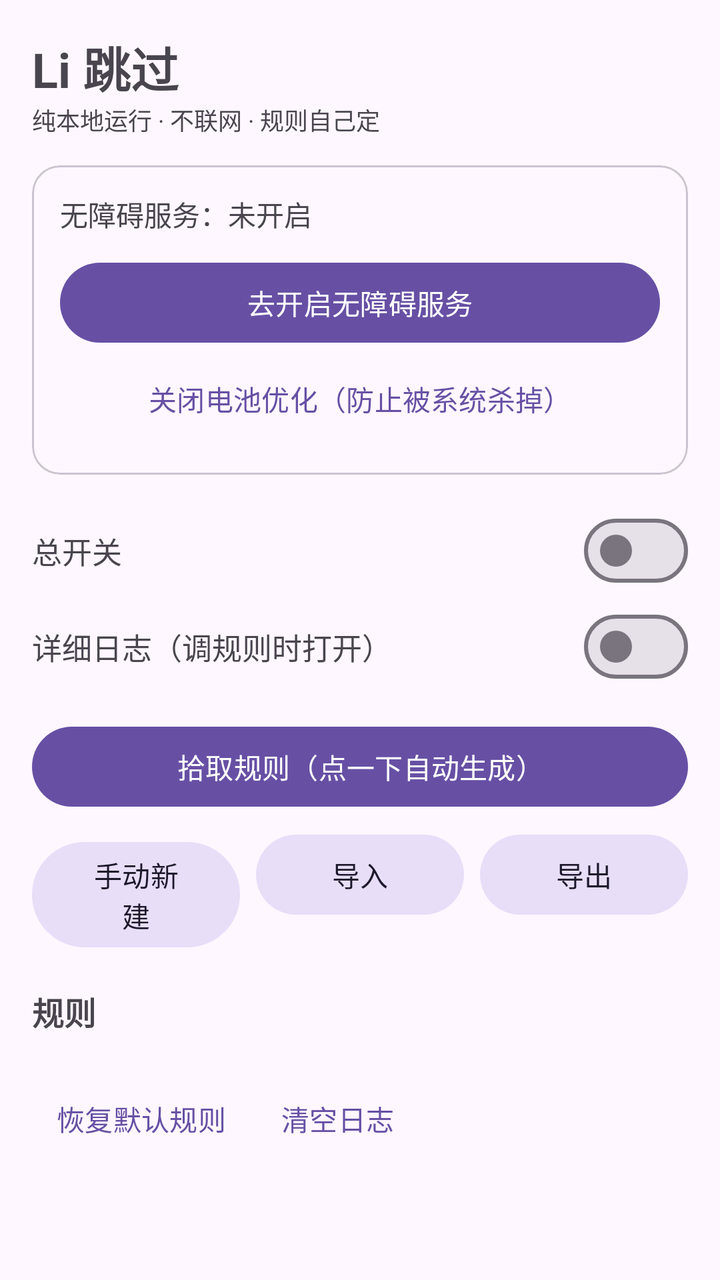
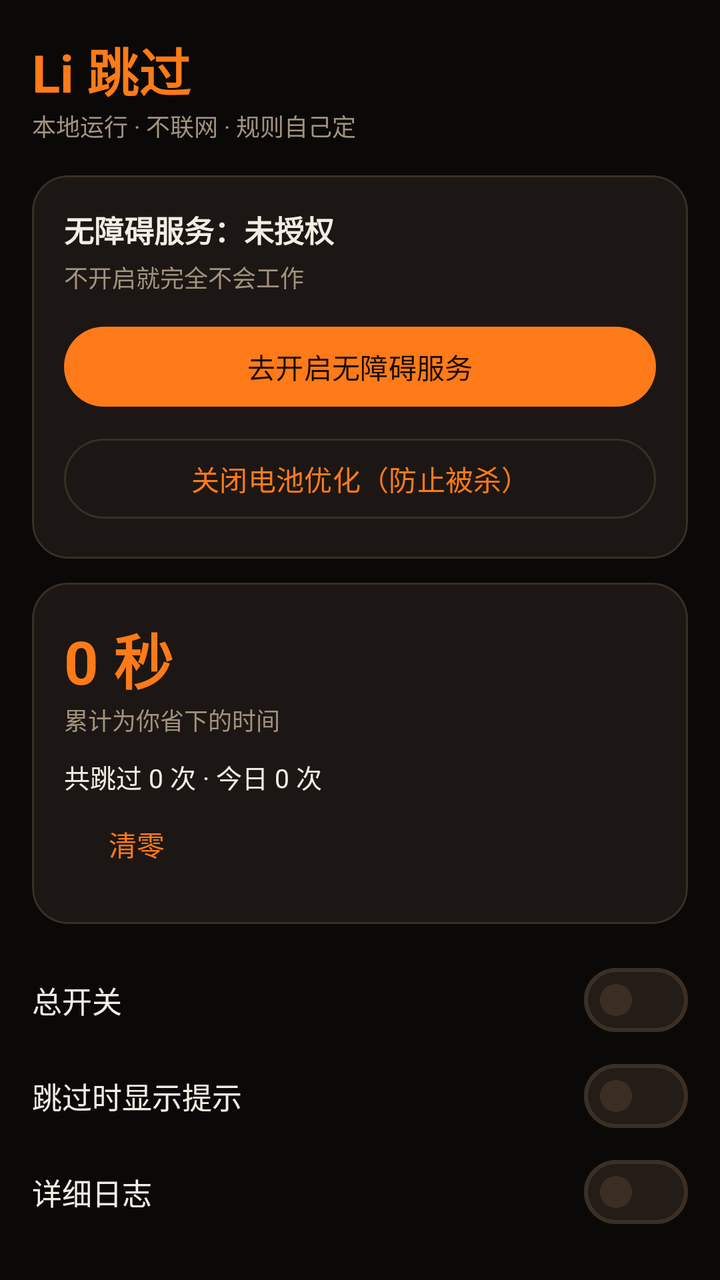

Two renders of the same Android screen: before a commit and after it. Below are the layout's source before the change and the commit's diff.
<!-- AndroidManifest.xml: application theme Theme.AdSkipper -->
<!-- res/layout/activity_main.xml -->
<?xml version="1.0" encoding="utf-8"?>
<ScrollView xmlns:android="http://schemas.android.com/apk/res/android"
    xmlns:app="http://schemas.android.com/apk/res-auto"
    android:layout_width="match_parent"
    android:layout_height="match_parent"
    android:fillViewport="true"
    android:scrollbars="none">

    <LinearLayout
        android:layout_width="match_parent"
        android:layout_height="wrap_content"
        android:orientation="vertical"
        android:padding="16dp">

        <TextView
            android:layout_width="wrap_content"
            android:layout_height="wrap_content"
            android:text="Li 跳过"
            android:textSize="24sp"
            android:textStyle="bold" />

        <TextView
            android:layout_width="wrap_content"
            android:layout_height="wrap_content"
            android:layout_marginBottom="14dp"
            android:text="纯本地运行 · 不联网 · 规则自己定"
            android:textSize="12sp" />

        <com.google.android.material.card.MaterialCardView
            android:layout_width="match_parent"
            android:layout_height="wrap_content"
            app:cardCornerRadius="14dp"
            app:cardElevation="0dp">

            <LinearLayout
                android:layout_width="match_parent"
                android:layout_height="wrap_content"
                android:orientation="vertical"
                android:padding="14dp">

                <TextView
                    android:id="@+id/statusText"
                    android:layout_width="match_parent"
                    android:layout_height="wrap_content"
                    android:text="无障碍服务：未开启"
                    android:textSize="14sp" />

                <com.google.android.material.button.MaterialButton
                    android:id="@+id/btnOpenService"
                    android:layout_width="match_parent"
                    android:layout_height="wrap_content"
                    android:layout_marginTop="10dp"
                    android:text="去开启无障碍服务" />

                <com.google.android.material.button.MaterialButton
                    android:id="@+id/btnBattery"
                    style="@style/Widget.Material3.Button.TextButton"
                    android:layout_width="match_parent"
                    android:layout_height="wrap_content"
                    android:text="关闭电池优化（防止被系统杀掉）" />
            </LinearLayout>
        </com.google.android.material.card.MaterialCardView>

        <LinearLayout
            android:layout_width="match_parent"
            android:layout_height="wrap_content"
            android:layout_marginTop="14dp"
            android:gravity="center_vertical"
            android:orientation="horizontal">

            <TextView
                android:layout_width="0dp"
                android:layout_height="wrap_content"
                android:layout_weight="1"
                android:text="总开关"
                android:textSize="15sp" />

            <com.google.android.material.materialswitch.MaterialSwitch
                android:id="@+id/swGlobal"
                android:layout_width="wrap_content"
                android:layout_height="wrap_content" />
        </LinearLayout>

        <LinearLayout
            android:layout_width="match_parent"
            android:layout_height="wrap_content"
            android:gravity="center_vertical"
            android:orientation="horizontal">

            <TextView
                android:layout_width="0dp"
                android:layout_height="wrap_content"
                android:layout_weight="1"
                android:text="详细日志（调规则时打开）"
                android:textSize="15sp" />

            <com.google.android.material.materialswitch.MaterialSwitch
                android:id="@+id/swVerbose"
                android:layout_width="wrap_content"
                android:layout_height="wrap_content" />
        </LinearLayout>

        <com.google.android.material.button.MaterialButton
            android:id="@+id/btnPick"
            android:layout_width="match_parent"
            android:layout_height="wrap_content"
            android:layout_marginTop="12dp"
            android:text="拾取规则（点一下自动生成）" />

        <LinearLayout
            android:layout_width="match_parent"
            android:layout_height="wrap_content"
            android:layout_marginTop="6dp"
            android:orientation="horizontal">

            <com.google.android.material.button.MaterialButton
                android:id="@+id/btnNew"
                style="@style/Widget.Material3.Button.TonalButton"
                android:layout_width="0dp"
                android:layout_height="wrap_content"
                android:layout_weight="1"
                android:text="手动新建" />

            <com.google.android.material.button.MaterialButton
                android:id="@+id/btnImport"
                style="@style/Widget.Material3.Button.TonalButton"
                android:layout_width="0dp"
                android:layout_height="wrap_content"
                android:layout_marginStart="8dp"
                android:layout_weight="1"
                android:text="导入" />

            <com.google.android.material.button.MaterialButton
                android:id="@+id/btnExport"
                style="@style/Widget.Material3.Button.TonalButton"
                android:layout_width="0dp"
                android:layout_height="wrap_content"
                android:layout_marginStart="8dp"
                android:layout_weight="1"
                android:text="导出" />
        </LinearLayout>

        <TextView
            android:id="@+id/rulesHeader"
            android:layout_width="match_parent"
            android:layout_height="wrap_content"
            android:layout_marginTop="20dp"
            android:layout_marginBottom="8dp"
            android:text="规则"
            android:textSize="16sp"
            android:textStyle="bold" />

        <LinearLayout
            android:id="@+id/rulesContainer"
            android:layout_width="match_parent"
            android:layout_height="wrap_content"
            android:orientation="vertical" />

        <LinearLayout
            android:layout_width="match_parent"
            android:layout_height="wrap_content"
            android:layout_marginTop="10dp"
            android:orientation="horizontal">

            <com.google.android.material.button.MaterialButton
                android:id="@+id/btnReset"
                style="@style/Widget.Material3.Button.TextButton"
                android:layout_width="wrap_content"
                android:layout_height="wrap_content"
                android:text="恢复默认规则" />

            <com.google.android.material.button.MaterialButton
                android:id="@+id/btnClearLog"
                style="@style/Widget.Material3.Button.TextButton"
                android:layout_width="wrap_content"
                android:layout_height="wrap_content"
                android:text="清空日志" />
        </LinearLayout>

        <TextView
            android:id="@+id/logText"
            android:layout_width="match_parent"
            android:layout_height="wrap_content"
            android:layout_marginTop="4dp"
            android:fontFamily="monospace"
            android:lineSpacingExtra="2dp"
            android:text=""
            android:textIsSelectable="true"
            android:textSize="10sp" />
    </LinearLayout>
</ScrollView>
<!-- resources referenced by this layout -->
<resources>
  <style name="Theme.AdSkipper" parent="Theme.Material3.DayNight.NoActionBar">
          <item name="android:statusBarColor">@android:color/transparent</item>
          <item name="android:navigationBarColor">@android:color/transparent</item>
      </style>
</resources>

<!-- the commit's change to res/layout/activity_main.xml (unified diff, before → after) -->
@@ -16,51 +16,114 @@
             android:layout_width="wrap_content"
             android:layout_height="wrap_content"
             android:text="Li 跳过"
-            android:textSize="24sp"
+            android:textColor="@color/primary"
+            android:textSize="26sp"
             android:textStyle="bold" />
 
         <TextView
             android:layout_width="wrap_content"
             android:layout_height="wrap_content"
-            android:layout_marginBottom="14dp"
-            android:text="纯本地运行 · 不联网 · 规则自己定"
+            android:layout_marginBottom="16dp"
+            android:text="本地运行 · 不联网 · 规则自己定"
+            android:textColor="@color/text_dim"
             android:textSize="12sp" />
 
+        
         <com.google.android.material.card.MaterialCardView
-            android:layout_width="match_parent"
-            android:layout_height="wrap_content"
-            app:cardCornerRadius="14dp"
-            app:cardElevation="0dp">
+            style="@style/Card"
+            android:layout_width="match_parent"
+            android:layout_height="wrap_content">
 
             <LinearLayout
                 android:layout_width="match_parent"
                 android:layout_height="wrap_content"
                 android:orientation="vertical"
-                android:padding="14dp">
+                android:padding="16dp">
 
                 <TextView
                     android:id="@+id/statusText"
                     android:layout_width="match_parent"
                     android:layout_height="wrap_content"
-                    android:text="无障碍服务：未开启"
-                    android:textSize="14sp" />
+                    android:text="无障碍服务：未授权"
+                    android:textColor="@color/text"
+                    android:textSize="15sp"
+                    android:textStyle="bold" />
+
+                <TextView
+                    android:id="@+id/statusSub"
+                    android:layout_width="match_parent"
+                    android:layout_height="wrap_content"
+                    android:layout_marginTop="4dp"
+                    android:text="不开启就完全不会工作"
+                    android:textColor="@color/text_dim"
+                    android:textSize="12sp" />
 
                 <com.google.android.material.button.MaterialButton
                     android:id="@+id/btnOpenService"
                     android:layout_width="match_parent"
                     android:layout_height="wrap_content"
-                    android:layout_marginTop="10dp"
+                    android:layout_marginTop="12dp"
                     android:text="去开启无障碍服务" />
 
                 <com.google.android.material.button.MaterialButton
                     android:id="@+id/btnBattery"
-                    style="@style/Widget.Material3.Button.TextButton"
-                    android:layout_width="match_parent"
-                    android:layout_height="wrap_content"
-                    android:text="关闭电池优化（防止被系统杀掉）" />
+                    style="@style/Widget.Material3.Button.OutlinedButton"
+                    android:layout_width="match_parent"
+                    android:layout_height="wrap_content"
+                    android:layout_marginTop="8dp"
+                    android:text="关闭电池优化（防止被杀）" />
             </LinearLayout>
         </com.google.android.material.card.MaterialCardView>
 
+        
+        <com.google.android.material.card.MaterialCardView
+            style="@style/Card"
+            android:layout_width="match_parent"
+            android:layout_height="wrap_content"
+            android:layout_marginTop="12dp">
+
+            <LinearLayout
+                android:layout_width="match_parent"
+                android:layout_height="wrap_content"
+                android:orientation="vertical"
+                android:padding="16dp">
+
+                <TextView
+                    android:id="@+id/statsSaved"
+                    android:layout_width="match_parent"
+                    android:layout_height="wrap_content"
+                    android:text="0 秒"
+                    android:textColor="@color/primary"
+                    android:textSize="30sp"
+                    android:textStyle="bold" />
+
+                <TextView
+                    android:layout_width="match_parent"
+                    android:layout_height="wrap_content"
+                    android:text="累计为你省下的时间"
+                    android:textColor="@color/text_dim"
+                    android:textSize="12sp" />
+
+                <TextView
+                    android:id="@+id/statsDetail"
+                    android:layout_width="match_parent"
+                    android:layout_height="wrap_content"
+                    android:layout_marginTop="10dp"
+                    android:text="共跳过 0 次 · 今日 0 次"
+                    android:textColor="@color/text"
+                    android:textSize="13sp" />
+
+                <com.google.android.material.button.MaterialButton
+                    android:id="@+id/btnResetStats"
+                    style="@style/Widget.Material3.Button.TextButton"
+                    android:layout_width="wrap_content"
+                    android:layout_height="wrap_content"
+                    android:layout_marginStart="-8dp"
+                    android:text="清零" />
+            </LinearLayout>
+        </com.google.android.material.card.MaterialCardView>
+
+        
         <LinearLayout
             android:layout_width="match_parent"
             android:layout_height="wrap_content"
@@ -73,6 +136,7 @@
                 android:layout_height="wrap_content"
                 android:layout_weight="1"
                 android:text="总开关"
+                android:textColor="@color/text"
                 android:textSize="15sp" />
 
             <com.google.android.material.materialswitch.MaterialSwitch
@@ -91,7 +155,28 @@
                 android:layout_width="0dp"
                 android:layout_height="wrap_content"
                 android:layout_weight="1"
-                android:text="详细日志（调规则时打开）"
+                android:text="跳过时显示提示"
+                android:textColor="@color/text"
+                android:textSize="15sp" />
+
+            <com.google.android.material.materialswitch.MaterialSwitch
+                android:id="@+id/swToast"
+                android:layout_width="wrap_content"
+                android:layout_height="wrap_content" />
+        </LinearLayout>
+
+        <LinearLayout
+            android:layout_width="match_parent"
+            android:layout_height="wrap_content"
+            android:gravity="center_vertical"
+            android:orientation="horizontal">
+
+            <TextView
+                android:layout_width="0dp"
+                android:layout_height="wrap_content"
+                android:layout_weight="1"
+                android:text="详细日志"
+                android:textColor="@color/text"
                 android:textSize="15sp" />
 
             <com.google.android.material.materialswitch.MaterialSwitch
@@ -104,7 +189,7 @@
             android:id="@+id/btnPick"
             android:layout_width="match_parent"
             android:layout_height="wrap_content"
-            android:layout_marginTop="12dp"
+            android:layout_marginTop="16dp"
             android:text="拾取规则（点一下自动生成）" />
 
         <LinearLayout
@@ -119,11 +204,11 @@
                 android:layout_width="0dp"
                 android:layout_height="wrap_content"
                 android:layout_weight="1"
-                android:text="手动新建" />
+                android:text="新建规则" />
 
             <com.google.android.material.button.MaterialButton
                 android:id="@+id/btnImport"
-                style="@style/Widget.Material3.Button.TonalButton"
+                style="@style/Widget.Material3.Button.OutlinedButton"
                 android:layout_width="0dp"
                 android:layout_height="wrap_content"
                 android:layout_marginStart="8dp"
@@ -132,7 +217,7 @@
 
             <com.google.android.material.button.MaterialButton
                 android:id="@+id/btnExport"
-                style="@style/Widget.Material3.Button.TonalButton"
+                style="@style/Widget.Material3.Button.OutlinedButton"
                 android:layout_width="0dp"
                 android:layout_height="wrap_content"
                 android:layout_marginStart="8dp"
@@ -144,10 +229,11 @@
             android:id="@+id/rulesHeader"
             android:layout_width="match_parent"
             android:layout_height="wrap_content"
-            android:layout_marginTop="20dp"
+            android:layout_marginTop="22dp"
             android:layout_marginBottom="8dp"
             android:text="规则"
-            android:textSize="16sp"
+            android:textColor="@color/gold"
+            android:textSize="15sp"
             android:textStyle="bold" />
 
         <LinearLayout
@@ -159,7 +245,7 @@
         <LinearLayout
             android:layout_width="match_parent"
             android:layout_height="wrap_content"
-            android:layout_marginTop="10dp"
+            android:layout_marginTop="8dp"
             android:orientation="horizontal">
 
             <com.google.android.material.button.MaterialButton
@@ -185,6 +271,7 @@
             android:fontFamily="monospace"
             android:lineSpacingExtra="2dp"
             android:text=""
+            android:textColor="@color/text_dim"
             android:textIsSelectable="true"
             android:textSize="10sp" />
     </LinearLayout>
<!-- resource entries referenced after the edit -->
@@ -1,8 +1,51 @@
 <!-- resources referenced by this layout -->
 <resources>
-  <style name="Theme.AdSkipper" parent="Theme.Material3.DayNight.NoActionBar">
-          <item name="android:statusBarColor">@android:color/transparent</item>
-          <item name="android:navigationBarColor">@android:color/transparent</item>
+  <color name="gold">#D9A54A</color>
+  <color name="primary">#FF7A18</color>
+  <color name="text">#F4EDE4</color>
+  <color name="text_dim">#A2937F</color>
+  <style name="Card">
+          <item name="cardBackgroundColor">@color/card</item>
+          <item name="cardCornerRadius">18dp</item>
+          <item name="cardElevation">0dp</item>
+          <item name="strokeColor">@color/outline</item>
+          <item name="strokeWidth">1dp</item>
       </style>
+  <style name="Theme.AdSkipper" parent="Theme.Material3.Dark.NoActionBar">
+          <item name="colorPrimary">@color/primary</item>
+          <item name="colorOnPrimary">@color/on_primary</item>
+          <item name="colorPrimaryContainer">@color/primary_container</item>
+          <item name="colorOnPrimaryContainer">@color/gold_light</item>
+          <item name="colorSecondary">@color/gold</item>
+          <item name="colorOnSecondary">@color/on_primary</item>
+          <item name="colorSecondaryContainer">@color/card_alt</item>
+          <item name="colorOnSecondaryContainer">@color/gold_light</item>
+          <item name="colorTertiary">@color/gold_light</item>
+          <item name="colorOnTertiary">@color/on_primary</item>
+  
+          <item name="android:colorBackground">@color/bg</item>
+          <item name="colorSurface">@color/surface</item>
+          <item name="colorOnSurface">@color/text</item>
+          <item name="colorSurfaceVariant">@color/card</item>
+          <item name="colorOnSurfaceVariant">@color/text_dim</item>
+          <item name="colorSurfaceContainer">@color/card</item>
+          <item name="colorSurfaceContainerHigh">@color/card_alt</item>
+          <item name="colorSurfaceContainerHighest">@color/card_alt</item>
+          <item name="colorSurfaceContainerLow">@color/surface</item>
+          <item name="colorOutline">@color/outline</item>
+          <item name="colorOutlineVariant">@color/outline</item>
+  
+          <item name="android:statusBarColor">@color/bg</item>
+          <item name="android:navigationBarColor">@color/bg</item>
+          <item name="android:windowLightStatusBar">false</item>
+      </style>
+  <color name="card">#1C1714</color>
+  <color name="outline">#3B2E24</color>
+  <color name="on_primary">#1A0D00</color>
+  <color name="primary_container">#3A1F0B</color>
+  <color name="gold_light">#F0C878</color>
+  <color name="card_alt">#241C17</color>
+  <color name="bg">#0A0908</color>
+  <color name="surface">#141110</color>
 </resources>
 
